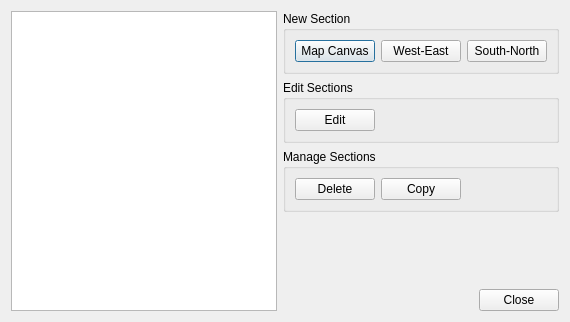
This is sectionmanager_dialog_base.ui in rolandhill/geoscience as Qt 5 draws it before an edit. The edited form follows.
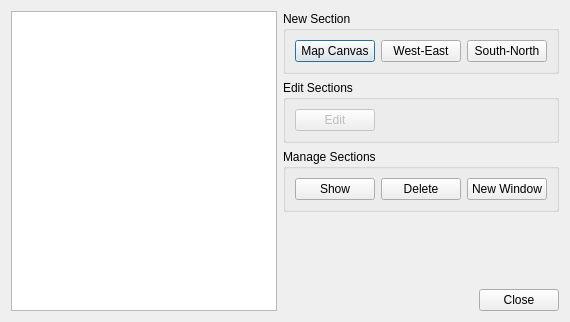
This is the edited form.

```diff
--- a/sectionmanager_dialog_base.ui
+++ b/sectionmanager_dialog_base.ui
@@ -54,12 +54,18 @@
      </item>
      <item>
       <widget class="QGroupBox" name="groupBox_2">
+       <property name="enabled">
+        <bool>true</bool>
+       </property>
        <property name="title">
         <string>Edit Sections</string>
        </property>
        <layout class="QHBoxLayout" name="horizontalLayout_3">
         <item>
          <widget class="QPushButton" name="pbEditSections">
+          <property name="enabled">
+           <bool>false</bool>
+          </property>
           <property name="text">
            <string>Edit</string>
           </property>
@@ -87,6 +93,13 @@
         <string>Manage Sections</string>
        </property>
        <layout class="QHBoxLayout" name="horizontalLayout_4">
+        <item>
+         <widget class="QPushButton" name="pbShowSection">
+          <property name="text">
+           <string>Show</string>
+          </property>
+         </widget>
+        </item>
         <item>
          <widget class="QPushButton" name="pbDeleteSection">
           <property name="text">
@@ -97,23 +110,10 @@
         <item>
          <widget class="QPushButton" name="pbCopySection">
           <property name="text">
-           <string>Copy</string>
+           <string>New Window</string>
           </property>
          </widget>
         </item>
-        <item>
-         <spacer name="horizontalSpacer_2">
-          <property name="orientation">
-           <enum>Qt::Horizontal</enum>
-          </property>
-          <property name="sizeHint" stdset="0">
-           <size>
-            <width>40</width>
-            <height>20</height>
-           </size>
-          </property>
-         </spacer>
-        </item>
        </layout>
       </widget>
      </item>
```
Left out of the diff: 2 changed lines with no effect on the pictures.
